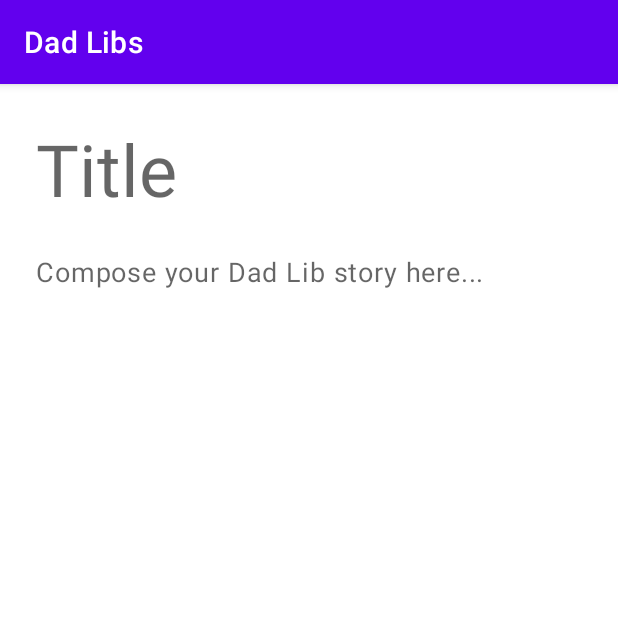
After one commit to BrendanJMitch/dad_libs, an Android app: the fragment EditorFragment shown on its own in the app's theme, on a phone screen of 412 x 824 dp, the top half of it. The commit adds this screen. Run offline under Robolectric (Android 15) with nearby library versions, the phone set to English and light mode, and no system bars; our stand-ins replace Room's generated code; 1 statement that could not run was skipped.

Commit message:
Add template editor fragment

```diff
--- /dev/null
+++ b/app/src/main/java/com/brendan/dadlibs/ui/editor/EditorFragment.java
@@ -0,0 +1,55 @@
+package com.brendan.dadlibs.ui.editor;
+
+import android.os.Bundle;
+import android.view.LayoutInflater;
+import android.view.View;
+import android.view.ViewGroup;
+
+import androidx.annotation.NonNull;
+import androidx.annotation.Nullable;
+import androidx.fragment.app.Fragment;
+import androidx.lifecycle.ViewModelProvider;
+
+import com.brendan.dadlibs.R;
+import com.brendan.dadlibs.ui.reader.ReaderViewModel;
+import com.google.android.material.textfield.TextInputEditText;
+
+public class EditorFragment extends Fragment {
+    private Long templateId;
+    private EditorViewModel viewModel;
+    private TextInputEditText titleInput;
+    private TextInputEditText textInput;
+
+    @Override
+    public void onCreate(Bundle savedInstanceState) {
+        super.onCreate(savedInstanceState);
+
+        if (getArguments() != null) {
+            templateId = getArguments().getLong("template_id");
+        }
+    }
+
+    public View onCreateView(@NonNull LayoutInflater inflater, ViewGroup container, Bundle savedInstanceData) {
+
+        View fragment = inflater.inflate(R.layout.fragment_editor, container, false);
+        titleInput = fragment.findViewById(R.id.template_title_input);
+        textInput = fragment.findViewById(R.id.template_text_input);
+        return fragment;
+    }
+
+    @Override
+    public void onViewCreated(@NonNull View view, @Nullable Bundle savedInstanceState) {
+        super.onViewCreated(view, savedInstanceState);
+        viewModel = new ViewModelProvider(this).get(EditorViewModel.class);
+        viewModel.loadTemplate(templateId, template -> {
+            titleInput.setText(template.name);
+            textInput.setText(template.text);
+        });
+    }
+
+
+    @Override
+    public void onDestroyView() {
+        super.onDestroyView();
+    }
+}
--- /dev/null
+++ b/app/src/main/java/com/brendan/dadlibs/ui/editor/EditorViewModel.java
@@ -0,0 +1,35 @@
+package com.brendan.dadlibs.ui.editor;
+
+import android.app.Application;
+import android.os.Handler;
+import android.os.Looper;
+
+import androidx.annotation.NonNull;
+import androidx.lifecycle.AndroidViewModel;
+
+import com.brendan.dadlibs.dao.TemplateDao;
+import com.brendan.dadlibs.db.AppDatabase;
+import com.brendan.dadlibs.entity.Template;
+
+public class EditorViewModel extends AndroidViewModel {
+
+    private final TemplateDao templateDao;
+
+    public interface TemplateLoadedCallback {
+        void onLoaded(Template template);
+    }
+
+    public EditorViewModel(@NonNull Application application) {
+        super(application);
+        AppDatabase db = AppDatabase.getDatabase(application);
+        templateDao = db.templateDao();
+    }
+
+    public void loadTemplate(long templateId, TemplateLoadedCallback callback){
+        AppDatabase.executor.execute(() -> {
+            Template template = templateDao.getById(templateId);
+            new Handler(Looper.getMainLooper()).post(() ->
+                    callback.onLoaded(template));
+        });
+    }
+}
--- a/app/src/main/java/com/brendan/dadlibs/ui/home/HomeFragment.java
+++ b/app/src/main/java/com/brendan/dadlibs/ui/home/HomeFragment.java
@@ -28,6 +28,12 @@ public class HomeFragment extends Fragment {
                              ViewGroup container, Bundle savedInstanceState) {
         View fragment = inflater.inflate(R.layout.fragment_home, container, false);
         templateRecycler = fragment.findViewById(R.id.template_recycler);
+        fragment.findViewById(R.id.new_template_button).setOnClickListener(v -> {
+            Bundle args = new Bundle();
+            args.putLong("template_id", 1);
+            NavHostFragment.findNavController(this)
+                    .navigate(R.id.action_homeFragment_to_editorFragment, args);
+        });
         viewModel = new ViewModelProvider(this).get(HomeViewModel.class);
 
         templateAdapter = new TemplateAdapter(template -> {
--- /dev/null
+++ b/app/src/main/res/layout/fragment_editor.xml
@@ -0,0 +1,33 @@
+<?xml version="1.0" encoding="utf-8"?>
+<ScrollView xmlns:android="http://schemas.android.com/apk/res/android"
+    android:id="@+id/editor_scroll"
+    android:layout_width="match_parent"
+    android:layout_height="match_parent">
+
+    <LinearLayout
+        android:layout_width="match_parent"
+        android:layout_height="wrap_content"
+        android:orientation="vertical"
+        android:layout_margin="24dp">
+
+        <com.google.android.material.textfield.TextInputEditText
+            android:id="@+id/template_title_input"
+            android:layout_width="match_parent"
+            android:layout_height="wrap_content"
+            android:hint="@string/template_title"
+            android:textAppearance="@style/TextAppearance.MaterialComponents.Headline3"
+            android:background="@color/white"
+            android:layout_marginBottom="24dp"/>
+
+        <com.google.android.material.textfield.TextInputEditText
+            android:id="@+id/template_text_input"
+            android:layout_width="match_parent"
+            android:layout_height="wrap_content"
+            android:hint="Compose your Dad Lib story here..."
+            android:textSize="18sp"
+            android:lineSpacingMultiplier="1.3"
+            android:textAppearance="?attr/textAppearanceBody1"
+            android:background="@color/white" />
+
+    </LinearLayout>
+</ScrollView>
--- /dev/null
+++ b/app/src/main/res/layout/fragment_stories.xml
@@ -0,0 +1,6 @@
+<?xml version="1.0" encoding="utf-8"?>
+<LinearLayout xmlns:android="http://schemas.android.com/apk/res/android"
+    android:layout_width="match_parent"
+    android:layout_height="match_parent">
+
+</LinearLayout>
--- a/app/src/main/res/values/strings.xml
+++ b/app/src/main/res/values/strings.xml
@@ -27,4 +27,7 @@
     <string name="copy">Copy</string>
     <string name="word_base_form">Base Form (%s)</string>
     <string name="inflected_forms">Inflected Forms</string>
+    <string name="unspecified_form_error">Please specify the %s form!</string>
+    <string name="template_editor">Template Edtitor</string>
+    <string name="template_title">Title</string>
 </resources>
```
Also changed, not shown: app/src/main/java/com/brendan/dadlibs/ui/stories/StoriesFragment.java (added, +6 -0 lines), app/src/main/res/navigation/mobile_navigation.xml (+15 -2 lines).
